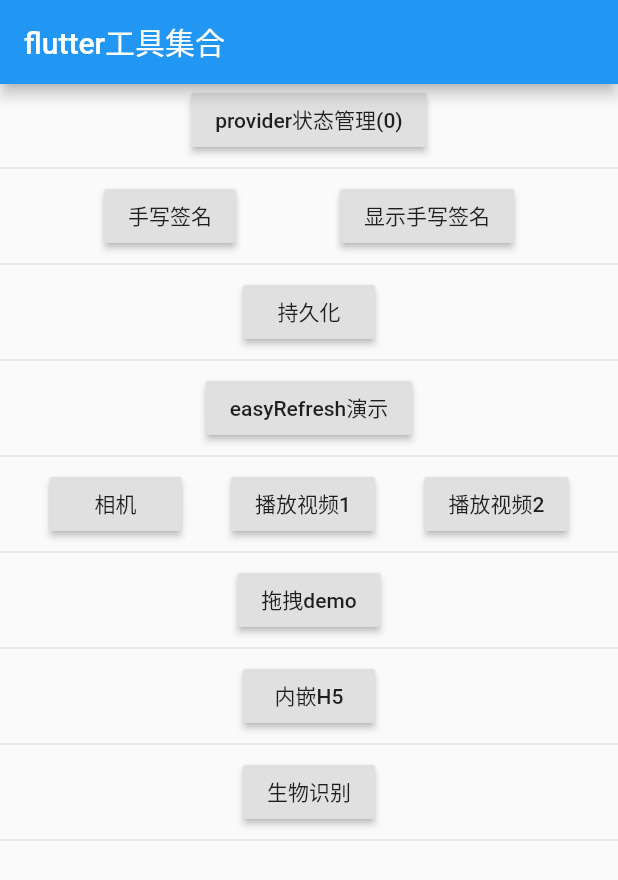
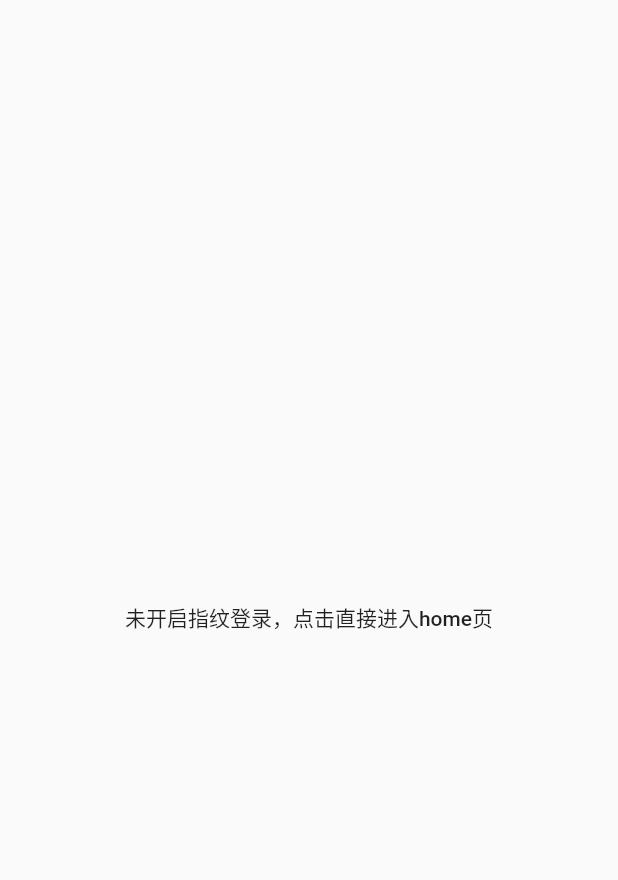
Before and after one commit to suheping/flutter_demo, a Flutter app: the screen it shows after launch, on a phone screen of 412 x 824 dp. Shown: the top 880 px of the screen. Run offline on Flutter 3.47's test engine with Material 2 defaults, Android fonts, the phone set to English and light mode, and no system bars; our stand-ins replace camera, chewie, fluro, flutter_easyrefresh, fluttertoast, local_auth and 3 more; missing offline and left inert: flutter_webview_plugin, jpush_flutter, orientation.

Commit message:
指纹登录

```diff
--- a/lib/main.dart
+++ b/lib/main.dart
@@ -1,5 +1,6 @@
 import 'package:flutter/material.dart';
 import 'package:flutter/services.dart';
+import 'package:flutter_demo/pages/finger_login_page.dart';
 import 'package:flutter_demo/pages/home_page.dart';
 import 'package:flutter_demo/provider/file_provider.dart';
 import 'package:flutter_demo/provider/web_view_provider.dart';
@@ -54,6 +55,8 @@ class _MyAppState extends State<MyApp> {
   void initState() {
     super.initState();
     initPlatformState();
+    // await Provider.of<SDFProvider>(context, listen: false)
+    //     .getFingerLoginEnable();
   }
 
   // Platform messages are asynchronous, so we initialize in an async method.
@@ -126,7 +129,7 @@ class _MyAppState extends State<MyApp> {
       theme: ThemeData(primaryColor: Colors.blue),
       debugShowCheckedModeBanner: false,
       onGenerateRoute: Application.router.generator,
-      home: HomePage(),
+      home: FingerLoginPage(),
     );
   }
 }
--- /dev/null
+++ b/lib/pages/finger_login_page.dart
@@ -0,0 +1,88 @@
+import 'package:flutter/material.dart';
+import 'package:flutter_demo/provider/sdf_provider.dart';
+import 'package:flutter_demo/routers/application.dart';
+import 'package:fluttertoast/fluttertoast.dart';
+import 'package:local_auth/auth_strings.dart';
+import 'package:local_auth/local_auth.dart';
+import 'package:provider/provider.dart';
+
+class FingerLoginPage extends StatefulWidget {
+  FingerLoginPage({Key key}) : super(key: key);
+
+  @override
+  _FingerLoginPageState createState() => _FingerLoginPageState();
+}
+
+class _FingerLoginPageState extends State<FingerLoginPage> {
+  var localAuth = LocalAuthentication();
+
+  @override
+  Widget build(BuildContext context) {
+    return Scaffold(
+      body: FutureBuilder(
+        // 获取是否开始了指纹登录
+        future: Provider.of<SDFProvider>(context, listen: false)
+            .getFingerLoginEnable(),
+        builder: (BuildContext context, AsyncSnapshot snapshot) {
+          if (snapshot.hasData) {
+            if (Provider.of<SDFProvider>(context, listen: false)
+                .fingerLoginEnable) {
+              return Center(
+                child: FlatButton(
+                  onPressed: () async {
+                    //下面是汉化
+                    const andStrings = const AndroidAuthMessages(
+                      cancelButton: '取消',
+                      goToSettingsButton: '去设置',
+                      fingerprintNotRecognized: '指纹识别失败',
+                      goToSettingsDescription: '请设置指纹.',
+                      fingerprintHint: '指纹',
+                      fingerprintSuccess: '指纹识别成功',
+                      signInTitle: '指纹验证',
+                      fingerprintRequiredTitle: '请先录入指纹!',
+                    );
+                    try {
+                      bool didAuthenticate =
+                          await localAuth.authenticateWithBiometrics(
+                              localizedReason: '扫描指纹进行身份识别',
+                              useErrorDialogs: false,
+                              stickyAuth: true,
+                              androidAuthStrings: andStrings);
+                      print(didAuthenticate);
+                      if (didAuthenticate) {
+                        Application.router
+                            .navigateTo(context, '/home', replace: true);
+                      }
+                    } catch (e) {
+                      // 不支持指纹识别
+                      Fluttertoast.showToast(
+                          msg: '$e', backgroundColor: Colors.grey);
+                      Application.router
+                          .navigateTo(context, '/home', replace: true);
+                    }
+                  },
+                  child: Text('指纹登录'),
+                ),
+              );
+            } else {
+              // Application.router.navigateTo(context, '/home', replace: true);
+              return Center(
+                child: FlatButton(
+                  onPressed: () {
+                    Application.router
+                        .navigateTo(context, '/home', replace: true);
+                  },
+                  child: Text('未开启指纹登录，点击直接进入home页'),
+                ),
+              );
+            }
+          } else {
+            return Center(
+              child: Text('加载中。。。'),
+            );
+          }
+        },
+      ),
+    );
+  }
+}
--- a/lib/pages/home_page.dart
+++ b/lib/pages/home_page.dart
@@ -1,5 +1,3 @@
-import 'dart:convert' as convert;
-
 import 'package:camera/camera.dart';
 import 'package:flutter/material.dart';
 import 'package:flutter_demo/provider/counter_provider.dart';
@@ -9,7 +7,6 @@ import 'package:flutter_demo/provider/sdf_provider.dart';
 import 'package:flutter_demo/provider/camera_provider.dart';
 import 'package:flutter_demo/provider/web_view_provider.dart';
 import 'package:flutter_demo/routers/application.dart';
-import 'package:flutter_demo/routers/routers.dart';
 import 'package:fluttertoast/fluttertoast.dart';
 import 'package:provider/provider.dart';
 import 'dart:io';
--- a/lib/routers/handler.dart
+++ b/lib/routers/handler.dart
@@ -9,6 +9,7 @@ import 'package:flutter_demo/pages/video_player_page.dart';
 import 'package:flutter_demo/pages/drag_demo_page.dart';
 import 'package:flutter_demo/pages/web_view_page.dart';
 import 'package:flutter_demo/pages/local_auth_page.dart';
+import 'package:flutter_demo/pages/finger_login_page.dart';
 import 'package:fluro/fluro.dart';
 
 Handler homeHandler = Handler(
@@ -72,3 +73,9 @@ Handler localAuthHander = Handler(
     return LocalAuthPage();
   },
 );
+
+Handler fingerLoginHander = Handler(
+  handlerFunc: (context, parameters) {
+    return FingerLoginPage();
+  },
+);
--- a/lib/routers/routers.dart
+++ b/lib/routers/routers.dart
@@ -3,6 +3,7 @@ import 'package:flutter_demo/routers/handler.dart';
 
 class Routers {
   static FluroRouter router;
+  static String fingerLoginPage = '/fingerLogin';
   static String homePage = '/home';
   static String providerDemoPage = '/provider';
   static String signDemoPage = '/sign';
@@ -34,5 +35,6 @@ class Routers {
     router.define(chewiePage, handler: chewieHander);
     router.define(webPage, handler: webHander);
     router.define(localAuthPage, handler: localAuthHander);
+    router.define(fingerLoginPage, handler: fingerLoginHander);
   }
 }
```
Also changed, not shown: lib/pages/local_auth_page.dart (+26 -1 lines), lib/provider/sdf_provider.dart (+21 -0 lines), pubspec.yaml (+7 -3 lines), assets/images/2.0x/switch_off.png (added), assets/images/2.0x/switch_on.png (added), assets/images/switch_off.png (added), assets/images/switch_on.png (added), 1 other file.
